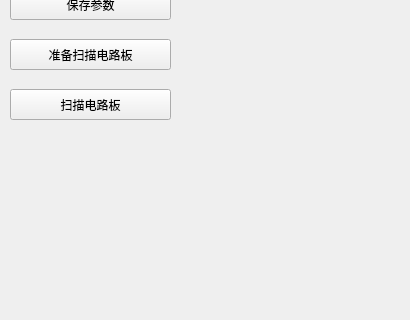
This is DataModule/ScanImageWidget.ui in chuandongxu/AOI as Qt 5 draws it before an edit; both pictures show x 0 to 410 and y 339 to 659 of the 410 by 950 pixel window. The edited form follows.
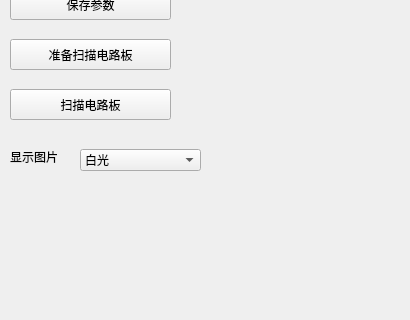
This is the edited form.

Commit message:
Add comboBox to select which image to display after scan big image.
Add comboBox to select which image to display after scan big image.

What changed in the file:
```diff
--- a/DataModule/ScanImageWidget.ui
+++ b/DataModule/ScanImageWidget.ui
@@ -320,6 +320,54 @@
       <string>扫描电路板</string>
      </property>
     </widget>
+    <widget class="QComboBox" name="comboBoxDisplayImage">
+     <property name="geometry">
+      <rect>
+       <x>80</x>
+       <y>460</y>
+       <width>121</width>
+       <height>22</height>
+      </rect>
+     </property>
+     <item>
+      <property name="text">
+       <string>白光</string>
+      </property>
+     </item>
+     <item>
+      <property name="text">
+       <string>低角度光</string>
+      </property>
+     </item>
+     <item>
+      <property name="text">
+       <string>锡形光</string>
+      </property>
+     </item>
+     <item>
+      <property name="text">
+       <string>均匀光</string>
+      </property>
+     </item>
+     <item>
+      <property name="text">
+       <string>高度灰阶</string>
+      </property>
+     </item>
+    </widget>
+    <widget class="QLabel" name="labelDisplayImage">
+     <property name="geometry">
+      <rect>
+       <x>10</x>
+       <y>460</y>
+       <width>55</width>
+       <height>16</height>
+      </rect>
+     </property>
+     <property name="text">
+      <string>显示图片</string>
+     </property>
+    </widget>
    </widget>
    <widget class="QWidget" name="loadImage">
     <property name="geometry">
```
The commit also changes 2 other files.
